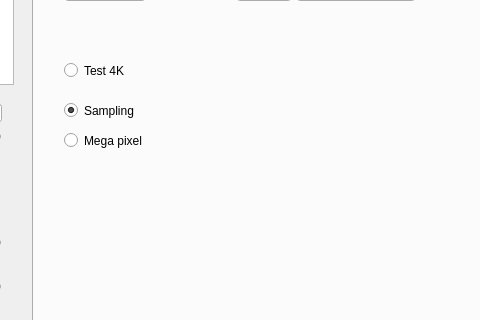
The window that mainwindow.ui (gychar/OCam2) describes before a commit, drawn with Qt 5; both pictures show x 258 to 738 and y 167 to 487 of the 1264 by 652 pixel window.
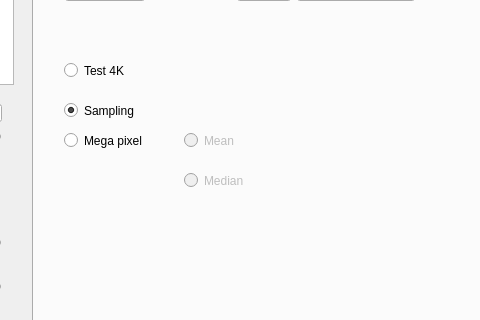
The same window after the commit. The open tabs and pages were chosen to show the change. Icons and pictures are not drawn.

```diff
--- a/mainwindow.ui
+++ b/mainwindow.ui
@@ -946,6 +946,38 @@
        <string>Mega pixel</string>
       </property>
      </widget>
+     <widget class="QRadioButton" name="MegaPixel_Mean_Button">
+      <property name="enabled">
+       <bool>false</bool>
+      </property>
+      <property name="geometry">
+       <rect>
+        <x>150</x>
+        <y>260</y>
+        <width>112</width>
+        <height>23</height>
+       </rect>
+      </property>
+      <property name="text">
+       <string>Mean</string>
+      </property>
+     </widget>
+     <widget class="QRadioButton" name="MegaPixel_Median_Button">
+      <property name="enabled">
+       <bool>false</bool>
+      </property>
+      <property name="geometry">
+       <rect>
+        <x>150</x>
+        <y>300</y>
+        <width>112</width>
+        <height>23</height>
+       </rect>
+      </property>
+      <property name="text">
+       <string>Median</string>
+      </property>
+     </widget>
     </widget>
     <widget class="QWidget" name="Debug_Tab">
      <attribute name="title">
```
Left out of the diff: 2 changed lines with no effect on the pictures.
